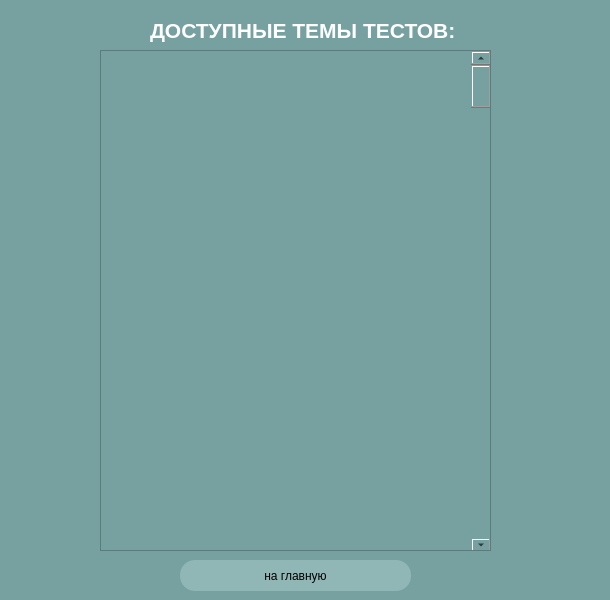
This is profs.ui in xiaoticc/maths_project as Qt 5 draws it before an edit. The edited form follows.
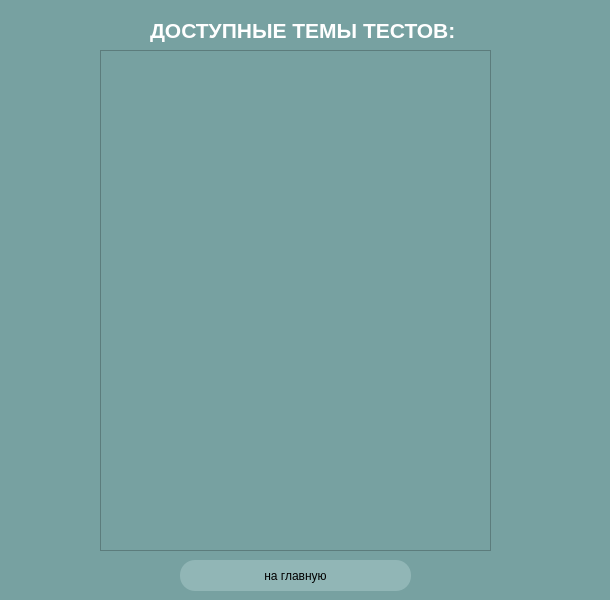
This is the edited form.

Patch:
```diff
--- a/profs.ui
+++ b/profs.ui
@@ -104,19 +104,6 @@
        <height>499</height>
       </rect>
      </property>
-     <widget class="QScrollBar" name="verticalScrollBar">
-      <property name="geometry">
-       <rect>
-        <x>370</x>
-        <y>0</y>
-        <width>20</width>
-        <height>501</height>
-       </rect>
-      </property>
-      <property name="orientation">
-       <enum>Qt::Vertical</enum>
-      </property>
-     </widget>
     </widget>
    </widget>
   </widget>
```
